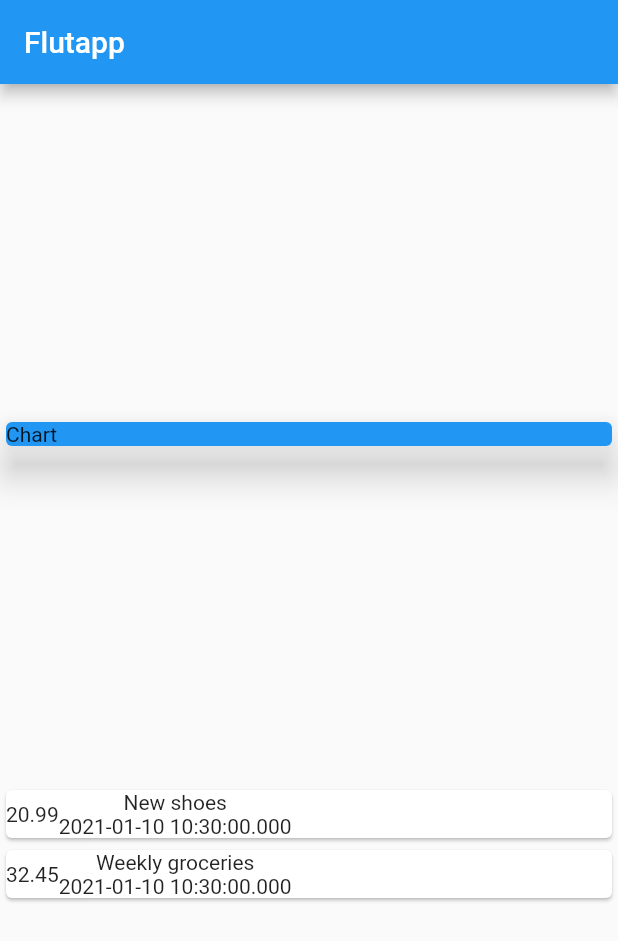
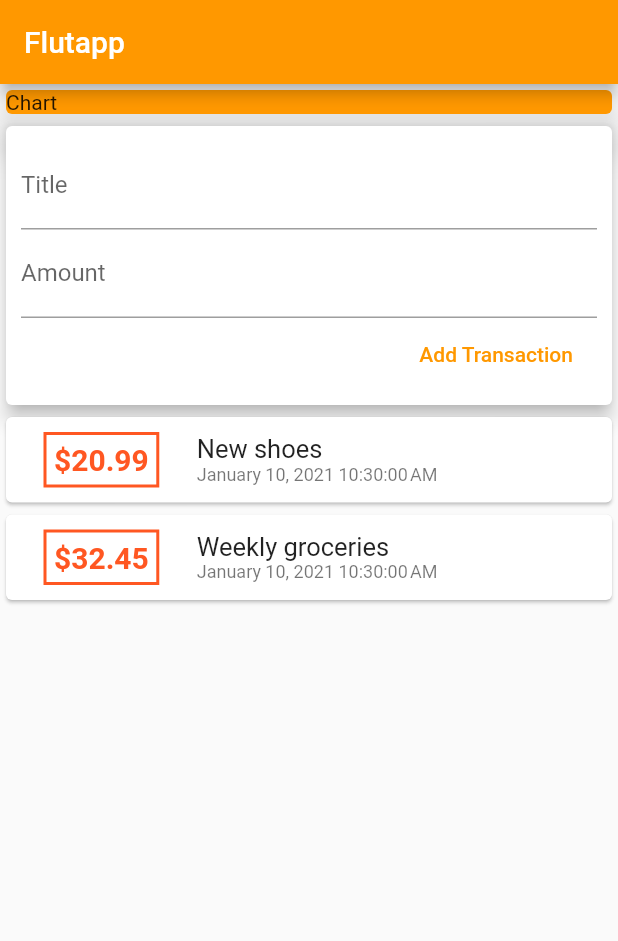
Before and after one commit to Modaouche/PersonnalExpansesApp, a Flutter app: the screen it shows after launch, on a phone screen of 412 x 824 dp. Shown: the top 941 px of the screen. Run offline on Flutter 3.47's test engine with Material 2 defaults, Android fonts, the phone set to English and light mode, and no system bars.

Commit message:
factorization & modulation of our code.

```diff
--- a/lib/main.dart
+++ b/lib/main.dart
@@ -1,5 +1,6 @@
+import 'package:PersonnalExpenses/widgets/transaction_list.dart';
 import 'package:flutter/material.dart';
-import './transaction.dart';
+import 'widgets/transaction_list.dart';
 
 void main() {
   runApp(MyApp());
@@ -17,59 +18,58 @@ class MyApp extends StatelessWidget {
 }
 
 class MyHomePage extends StatelessWidget {
-  final List<Transaction> transactions = [
-    Transaction(
-        id: '202012311555',
-        title: 'New shoes',
-        amount: 20.99,
-        date: DateTime.now()),
-    Transaction(
-        id: '202012311559',
-        title: 'Weekly groceries',
-        amount: 32.45,
-        date: DateTime.now()),
-  ];
+  final titleController = TextEditingController();
+  final amountController = TextEditingController();
 
   @override
   Widget build(BuildContext context) {
     return Scaffold(
       appBar: AppBar(
         title: Text('Flutapp'),
+        backgroundColor: Colors.orange,
       ),
       body: Column(
-          mainAxisAlignment: MainAxisAlignment.spaceEvenly,
+        //mainAxisAlignment: MainAxisAlignment.spaceAround,
         crossAxisAlignment: CrossAxisAlignment.center,
         children: <Widget>[
           Container(
             width: double.infinity,
             child: Card(
-                color: Colors.blue,
+              color: Colors.orange,
               elevation: 10,
               child: Text("Chart"),
             ),
           ),
-            Column(
-              children: transactions.map((tx) {
-                return Card(
-                  child: Row(
+          Card(
+            elevation: 5,
+            child: Container(
+              padding: EdgeInsets.all(10),
+              child: Column(
+                crossAxisAlignment: CrossAxisAlignment.end,
                 children: <Widget>[
-                      Container(
-                        child: Text(
-                          tx.amount.toString(),
+                  TextField(
+                    decoration: InputDecoration(labelText: 'Title'),
+                    controller: titleController,
+                  ),
+                  TextField(
+                    decoration: InputDecoration(labelText: 'Amount'),
+                    controller: amountController,
+                  ),
+                  FlatButton(
+                    onPressed: () {
+                      // print(amountController.text);
+                      // print(titleController.text);
+                    },
+                    child: Text('Add Transaction'),
+                    textColor: Colors.orange,
+                  )
+                ],
               ),
             ),
-                      Column(
-                        children: <Widget>[
-                          Text(tx.title),
-                          Text(tx.date.toString()),
-                        ],
           ),
+          TransactionList(),
         ],
       ),
     );
-              }).toList(),
-            ),
-          ]),
-    );
   }
 }
--- /dev/null
+++ b/lib/widgets/transaction_list.dart
@@ -0,0 +1,76 @@
+import 'package:flutter/material.dart';
+import '../models/transaction.dart';
+import 'package:intl/intl.dart';
+
+class TransactionList extends StatefulWidget {
+  @override
+  _TransactionListState createState() => _TransactionListState();
+}
+
+class _TransactionListState extends State<TransactionList> {
+  final List<Transaction> _userTransaction = [
+    Transaction(
+        id: '202012311555',
+        title: 'New shoes',
+        amount: 20.99,
+        date: DateTime.now()),
+    Transaction(
+        id: '202012311559',
+        title: 'Weekly groceries',
+        amount: 32.45,
+        date: DateTime.now()),
+  ];
+
+  @override
+  Widget build(BuildContext context) {
+    return Column(
+      children: _userTransaction.map((tx) {
+        return Card(
+          child: Row(
+            children: <Widget>[
+              Container(
+                margin: EdgeInsets.symmetric(
+                  vertical: 10,
+                  horizontal: 25,
+                ),
+                decoration: BoxDecoration(
+                  border: Border.all(
+                    color: Colors.deepOrange,
+                    width: 2,
+                  ),
+                ),
+                padding: EdgeInsets.all(5),
+                child: Text(
+                  "\$${tx.amount}",
+                  style: TextStyle(
+                    fontWeight: FontWeight.bold,
+                    fontSize: 20,
+                    color: Colors.deepOrange,
+                  ),
+                ),
+              ),
+              Column(
+                crossAxisAlignment: CrossAxisAlignment.start,
+                children: <Widget>[
+                  Text(
+                    tx.title,
+                    style: TextStyle(
+                      fontSize: 17,
+                    ),
+                  ),
+                  Text(
+                    DateFormat().format(tx.date),
+                    style: TextStyle(
+                      fontSize: 12,
+                      color: Colors.black54,
+                    ),
+                  ),
+                ],
+              ),
+            ],
+          ),
+        );
+      }).toList(),
+    );
+  }
+}
--- a/pubspec.yaml
+++ b/pubspec.yaml
@@ -23,6 +23,7 @@ environment:
 dependencies:
   flutter:
     sdk: flutter
+  intl: ^0.15.8 #0.16.1 lastest version (01/01/21)
 
 
   # The following adds the Cupertino Icons font to your application.
```
Also changed, not shown: lib/models/transaction.dart (renamed from lib/transaction.dart), pubspec.lock. Lines whose indentation alone changed are shown as unchanged.
